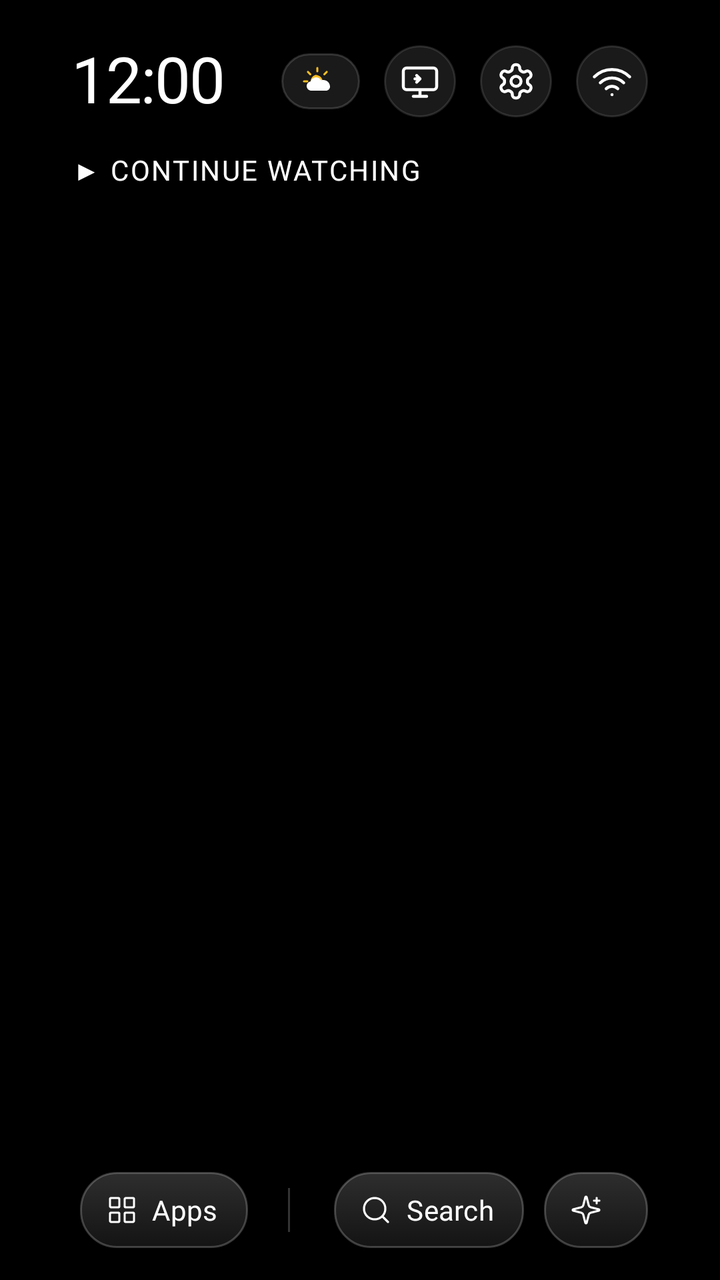
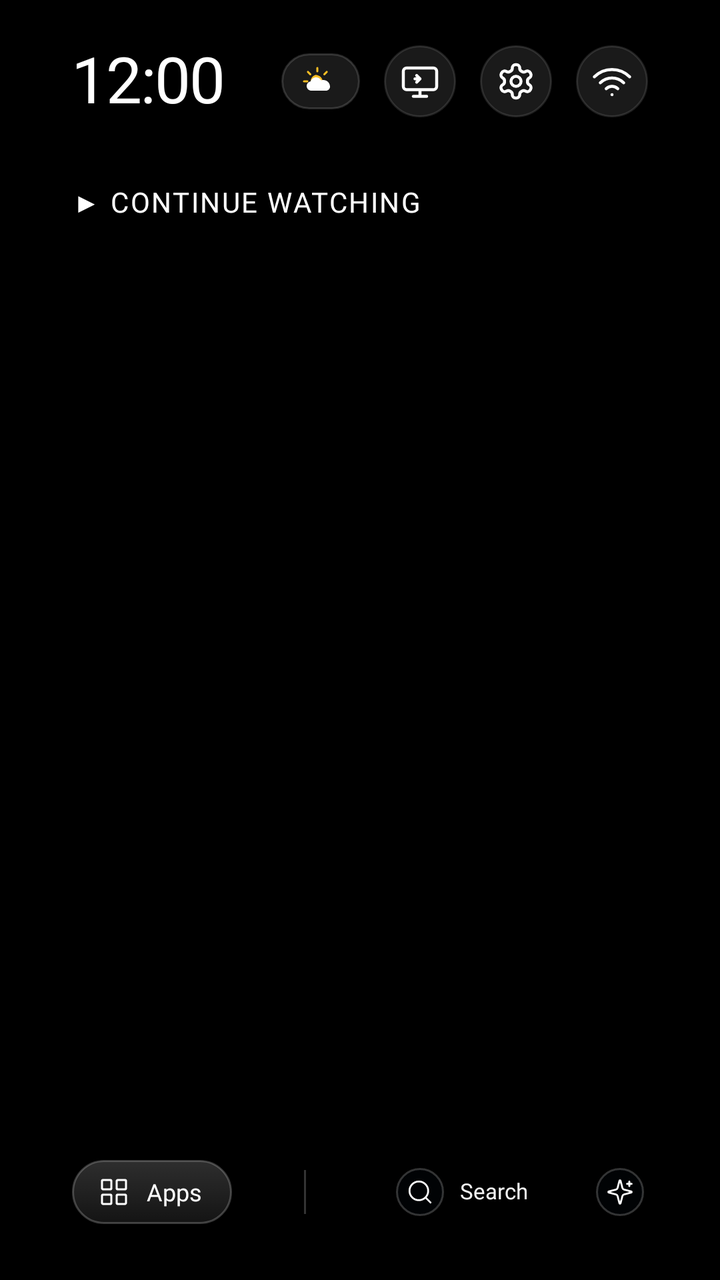

Two renders of the same Android screen: before a commit and after it. Below are the layout's source before the change and the commit's diff.
<!-- AndroidManifest.xml: application theme Theme.TvHome -->
<!-- res/layout/activity_main.xml -->
<?xml version="1.0" encoding="utf-8"?>
<FrameLayout xmlns:android="http://schemas.android.com/apk/res/android"
    android:id="@+id/root"
    android:layout_width="match_parent"
    android:layout_height="match_parent"
    android:background="@android:color/black">

    
    <ImageView
        android:id="@+id/wallpaper"
        android:layout_width="match_parent"
        android:layout_height="match_parent"
        android:scaleType="centerCrop"
        android:importantForAccessibility="no"
        android:visibility="gone" />

    <VideoView
        android:id="@+id/wallpaperVideo"
        android:layout_width="match_parent"
        android:layout_height="match_parent"
        android:importantForAccessibility="no"
        android:visibility="gone" />

    <View
        android:id="@+id/wallpaperDim"
        android:layout_width="match_parent"
        android:layout_height="match_parent"
        android:background="#2E000000"
        android:importantForAccessibility="no"
        android:visibility="gone" />

    <View
        android:id="@+id/scrimTop"
        android:layout_width="match_parent"
        android:layout_height="@dimen/scrim_top_height"
        android:layout_gravity="top"
        android:background="@drawable/scrim_top" />

    <View
        android:id="@+id/scrimBottom"
        android:layout_width="match_parent"
        android:layout_height="@dimen/scrim_bottom_height"
        android:layout_gravity="bottom"
        android:background="@drawable/scrim_bottom" />

    <LinearLayout
        android:layout_width="match_parent"
        android:layout_height="match_parent"
        android:orientation="vertical"
        android:paddingStart="@dimen/screen_padding_horizontal"
        android:paddingEnd="@dimen/screen_padding_horizontal"
        android:paddingTop="@dimen/screen_padding_top"
        android:paddingBottom="16dp"
        android:clipChildren="false"
        android:clipToPadding="false">

        
        <LinearLayout
            android:layout_width="match_parent"
            android:layout_height="wrap_content"
            android:orientation="horizontal"
            android:gravity="center_vertical">

            <LinearLayout
                android:layout_width="0dp"
                android:layout_height="wrap_content"
                android:layout_weight="1"
                android:orientation="horizontal"
                android:gravity="center_vertical">

                <TextClock
                    android:id="@+id/clock"
                    android:layout_width="wrap_content"
                    android:layout_height="wrap_content"
                    android:textColor="@color/text_primary"
                    android:textSize="32sp"
                    android:fontFamily="@font/outfit"
                    android:fontVariationSettings="'wght' 300"
                    android:letterSpacing="-0.02"
                    android:includeFontPadding="false"
                    android:format12Hour="h:mm"
                    android:format24Hour="H:mm"
                    android:singleLine="true" />

                <TextView
                    android:id="@+id/date"
                    android:layout_width="wrap_content"
                    android:layout_height="wrap_content"
                    android:layout_marginStart="14dp"
                    android:textColor="@color/text_secondary"
                    android:textSize="15sp"
                    android:fontFamily="@font/outfit"
                    android:fontVariationSettings="'wght' 400"
                    android:singleLine="true" />

                <LinearLayout
                    android:id="@+id/weatherPill"
                    android:layout_width="wrap_content"
                    android:layout_height="28dp"
                    android:layout_marginStart="14dp"
                    android:background="@drawable/weather_capsule_bg"
                    android:orientation="horizontal"
                    android:gravity="center_vertical"
                    android:paddingStart="9dp"
                    android:paddingEnd="11dp">

                    <ImageView
                        android:id="@+id/weatherIcon"
                        android:layout_width="18dp"
                        android:layout_height="18dp"
                        android:src="@drawable/ic_weather_sun_cloud"
                        android:scaleType="centerInside"
                        android:contentDescription="@null" />

                    <TextView
                        android:id="@+id/weatherText"
                        android:layout_width="wrap_content"
                        android:layout_height="wrap_content"
                        android:layout_marginStart="6dp"
                        android:textColor="@color/text_primary"
                        android:textSize="14sp"
                        android:fontFamily="@font/outfit"
                        android:fontVariationSettings="'wght' 400"
                        android:singleLine="true" />
                </LinearLayout>
            </LinearLayout>

            
            <LinearLayout
                android:id="@+id/topButtons"
                android:layout_width="wrap_content"
                android:layout_height="wrap_content"
                android:orientation="horizontal"
                android:gravity="center_vertical">

                <FrameLayout
                    android:id="@+id/btnInputs"
                    android:layout_width="36dp"
                    android:layout_height="36dp"
                    android:layout_marginStart="12dp"
                    android:background="@drawable/top_bar_btn_bg"
                    android:focusable="true"
                    android:clickable="true"
                    android:contentDescription="@string/inputs">

                    <ImageView
                        android:layout_width="20dp"
                        android:layout_height="20dp"
                        android:layout_gravity="center"
                        android:scaleType="centerInside"
                        android:tint="#FFFFFFFF"
                        android:src="@drawable/ic_input" />
                </FrameLayout>

                <FrameLayout
                    android:id="@+id/btnSettings"
                    android:layout_width="36dp"
                    android:layout_height="36dp"
                    android:layout_marginStart="12dp"
                    android:background="@drawable/top_bar_btn_bg"
                    android:focusable="true"
                    android:clickable="true"
                    android:contentDescription="@string/settings">

                    <ImageView
                        android:layout_width="20dp"
                        android:layout_height="20dp"
                        android:layout_gravity="center"
                        android:scaleType="centerInside"
                        android:tint="#FFFFFFFF"
                        android:src="@drawable/ic_settings" />
                </FrameLayout>

                <FrameLayout
                    android:id="@+id/btnWifi"
                    android:layout_width="36dp"
                    android:layout_height="36dp"
                    android:layout_marginStart="12dp"
                    android:background="@drawable/top_bar_btn_bg"
                    android:focusable="true"
                    android:clickable="true"
                    android:contentDescription="@string/wifi">

                    <ImageView
                        android:layout_width="20dp"
                        android:layout_height="20dp"
                        android:layout_gravity="center"
                        android:scaleType="centerInside"
                        android:tint="#FFFFFFFF"
                        android:src="@drawable/ic_wifi" />
                </FrameLayout>
            </LinearLayout>
        </LinearLayout>

        
        <TextView
            android:id="@+id/topShelfLabel"
            style="@style/SectionLabel"
            android:layout_marginTop="16dp"
            android:layout_marginBottom="8dp"
            android:gravity="center_vertical"
            android:textSize="14sp"
            android:letterSpacing="0.06"
            android:fontVariationSettings="'wght' 600"
            android:textColor="@color/text_primary"
            android:text="@string/top_shelf_title" />

        <LinearLayout
            android:id="@+id/topShelfRow"
            android:layout_width="wrap_content"
            android:layout_height="wrap_content"
            android:orientation="horizontal"
            android:clipChildren="false"
            android:clipToPadding="false" />

        
        <Space
            android:layout_width="match_parent"
            android:layout_height="0dp"
            android:layout_weight="1" />

        
        <LinearLayout
            android:id="@+id/dockRow"
            android:layout_width="wrap_content"
            android:layout_height="wrap_content"
            android:layout_gravity="center_horizontal"
            android:orientation="horizontal"
            android:gravity="top"
            android:clipChildren="false"
            android:clipToPadding="false" />

        
        <LinearLayout
            android:id="@+id/bottomBar"
            android:layout_width="match_parent"
            android:layout_height="wrap_content"
            android:layout_marginTop="14dp"
            android:orientation="horizontal"
            android:gravity="center_vertical"
            android:paddingStart="4dp">

            <TextView
                android:id="@+id/btnApps"
                style="@style/TopButton"
                android:layout_marginStart="0dp"
                android:layout_height="38dp"
                android:textSize="14sp"
                android:drawableStart="@drawable/ic_apps"
                android:text="@string/nav_apps" />

            <View
                android:layout_width="1dp"
                android:layout_height="22dp"
                android:layout_marginStart="20dp"
                android:layout_marginEnd="12dp"
                android:background="@color/divider_faint" />

            <TextView
                android:id="@+id/btnSearch"
                style="@style/TopButton"
                android:layout_height="38dp"
                android:textSize="14sp"
                android:drawableStart="@drawable/ic_search"
                android:text="@string/nav_search" />

            <TextView
                android:id="@+id/btnPersonalize"
                style="@style/TopButton"
                android:layout_height="38dp"
                android:textSize="14sp"
                android:drawableStart="@drawable/ic_sparkle"
                android:text="@string/personalize" />

            <TextView
                android:id="@+id/btnThemes"
                style="@style/TopButton"
                android:layout_height="38dp"
                android:textSize="14sp"
                android:drawableStart="@drawable/ic_globe"
                android:text="@string/nav_themes" />

            <TextView
                android:id="@+id/btnWeather"
                style="@style/TopButton"
                android:layout_height="38dp"
                android:textSize="14sp"
                android:drawableStart="@drawable/ic_weather_sun_cloud"
                android:text="@string/weather_title" />
        </LinearLayout>
    </LinearLayout>
</FrameLayout>
<!-- resources referenced by this layout -->
<resources>
  <style name="TopButton">
          <item name="android:layout_width">wrap_content</item>
          <item name="android:layout_height">@dimen/pill_height</item>
          <item name="android:layout_marginStart">10dp</item>
          <item name="android:paddingStart">13dp</item>
          <item name="android:paddingEnd">15dp</item>
          <item name="android:gravity">center</item>
          <item name="android:background">@drawable/pill_bg</item>
          <item name="android:textColor">@drawable/pill_text</item>
          <item name="android:textSize">13.5sp</item>
          <item name="android:fontFamily">@font/outfit</item>
          <item name="android:letterSpacing">0.01</item>
          <item name="android:drawablePadding">7dp</item>
          <item name="android:drawableTint">@drawable/pill_text</item>
          <item name="android:focusable">true</item>
          <item name="android:clickable">true</item>
      </style>
  <!-- unchanged entries left out for length: 44 -->
</resources>

<!-- the commit's change to res/layout/activity_main.xml (unified diff, before → after) -->
@@ -50,7 +50,7 @@
         android:paddingStart="@dimen/screen_padding_horizontal"
         android:paddingEnd="@dimen/screen_padding_horizontal"
         android:paddingTop="@dimen/screen_padding_top"
-        android:paddingBottom="16dp"
+        android:paddingBottom="28dp"
         android:clipChildren="false"
         android:clipToPadding="false">
 
@@ -117,11 +117,13 @@
                         android:layout_width="wrap_content"
                         android:layout_height="wrap_content"
                         android:layout_marginStart="6dp"
+                        android:maxWidth="160dp"
                         android:textColor="@color/text_primary"
                         android:textSize="14sp"
                         android:fontFamily="@font/outfit"
                         android:fontVariationSettings="'wght' 400"
-                        android:singleLine="true" />
+                        android:singleLine="true"
+                        android:ellipsize="end" />
                 </LinearLayout>
             </LinearLayout>
 
@@ -148,7 +150,8 @@
                         android:layout_height="20dp"
                         android:layout_gravity="center"
                         android:scaleType="centerInside"
-                        android:tint="#FFFFFFFF"
+                        android:duplicateParentState="true"
+                        android:tint="@drawable/pill_text"
                         android:src="@drawable/ic_input" />
                 </FrameLayout>
 
@@ -167,7 +170,8 @@
                         android:layout_height="20dp"
                         android:layout_gravity="center"
                         android:scaleType="centerInside"
-                        android:tint="#FFFFFFFF"
+                        android:duplicateParentState="true"
+                        android:tint="@drawable/pill_text"
                         android:src="@drawable/ic_settings" />
                 </FrameLayout>
 
@@ -186,7 +190,8 @@
                         android:layout_height="20dp"
                         android:layout_gravity="center"
                         android:scaleType="centerInside"
-                        android:tint="#FFFFFFFF"
+                        android:duplicateParentState="true"
+                        android:tint="@drawable/pill_text"
                         android:src="@drawable/ic_wifi" />
                 </FrameLayout>
             </LinearLayout>
@@ -196,7 +201,7 @@
         <TextView
             android:id="@+id/topShelfLabel"
             style="@style/SectionLabel"
-            android:layout_marginTop="16dp"
+            android:layout_marginTop="32dp"
             android:layout_marginBottom="8dp"
             android:gravity="center_vertical"
             android:textSize="14sp"
@@ -210,6 +215,7 @@
             android:layout_width="wrap_content"
             android:layout_height="wrap_content"
             android:orientation="horizontal"
+            android:gravity="center_vertical"
             android:clipChildren="false"
             android:clipToPadding="false" />
 
@@ -226,7 +232,7 @@
             android:layout_height="wrap_content"
             android:layout_gravity="center_horizontal"
             android:orientation="horizontal"
-            android:gravity="top"
+            android:gravity="bottom"
             android:clipChildren="false"
             android:clipToPadding="false" />
 
@@ -235,58 +241,117 @@
             android:id="@+id/bottomBar"
             android:layout_width="match_parent"
             android:layout_height="wrap_content"
-            android:layout_marginTop="14dp"
+            android:layout_marginTop="8dp"
             android:orientation="horizontal"
-            android:gravity="center_vertical"
-            android:paddingStart="4dp">
+            android:gravity="center_vertical">
 
             <TextView
                 android:id="@+id/btnApps"
-                style="@style/TopButton"
-                android:layout_marginStart="0dp"
-                android:layout_height="38dp"
-                android:textSize="14sp"
+                style="@style/AppsPill"
                 android:drawableStart="@drawable/ic_apps"
                 android:text="@string/nav_apps" />
 
             <View
+                android:id="@+id/bottomDivider1"
                 android:layout_width="1dp"
                 android:layout_height="22dp"
-                android:layout_marginStart="20dp"
-                android:layout_marginEnd="12dp"
+                android:layout_marginStart="36dp"
                 android:background="@color/divider_faint" />
 
-            <TextView
+            <LinearLayout
                 android:id="@+id/btnSearch"
-                style="@style/TopButton"
-                android:layout_height="38dp"
-                android:textSize="14sp"
-                android:drawableStart="@drawable/ic_search"
-                android:text="@string/nav_search" />
-
-            <TextView
+                style="@style/ToolButton"
+                android:layout_marginStart="45dp"
+                android:contentDescription="@string/nav_search">
+
+                <FrameLayout
+                    android:id="@+id/btnSearchCircle"
+                    style="@style/ToolCircle">
+
+                    <ImageView
+                        android:id="@+id/btnSearchIcon"
+                        style="@style/ToolIcon"
+                        android:src="@drawable/ic_search" />
+                </FrameLayout>
+
+                <TextView
+                    android:id="@+id/btnSearchLabel"
+                    style="@style/ToolLabel"
+                    android:text="@string/nav_search" />
+            </LinearLayout>
+
+            <LinearLayout
                 android:id="@+id/btnPersonalize"
-                style="@style/TopButton"
-                android:layout_height="38dp"
-                android:textSize="14sp"
-                android:drawableStart="@drawable/ic_sparkle"
-                android:text="@string/personalize" />
-
-            <TextView
+                style="@style/ToolButton"
+                android:layout_marginStart="34dp"
+                android:contentDescription="@string/personalize">
+
+                <FrameLayout
+                    android:id="@+id/btnPersonalizeCircle"
+                    style="@style/ToolCircle">
+
+                    <ImageView
+                        android:id="@+id/btnPersonalizeIcon"
+                        style="@style/ToolIcon"
+                        android:src="@drawable/ic_sparkle" />
+                </FrameLayout>
+
+                <TextView
+                    android:id="@+id/btnPersonalizeLabel"
+                    style="@style/ToolLabel"
+                    android:text="@string/personalize" />
+            </LinearLayout>
+
+            <View
+                android:id="@+id/bottomDivider2"
+                android:layout_width="1dp"
+                android:layout_height="22dp"
+                android:layout_marginStart="15dp"
+                android:background="@color/divider_faint" />
+
+            <LinearLayout
                 android:id="@+id/btnThemes"
-                style="@style/TopButton"
-                android:layout_height="38dp"
-                android:textSize="14sp"
-                android:drawableStart="@drawable/ic_globe"
-                android:text="@string/nav_themes" />
-
-            <TextView
+                style="@style/ToolButton"
+                android:layout_marginStart="18dp"
+                android:contentDescription="@string/nav_themes">
+
+                <FrameLayout
+                    android:id="@+id/btnThemesCircle"
+                    style="@style/ToolCircle">
+
+                    <ImageView
+                        android:id="@+id/btnThemesIcon"
+                        style="@style/ToolIcon"
+                        android:src="@drawable/ic_globe" />
+                </FrameLayout>
+
+                <TextView
+                    android:id="@+id/btnThemesLabel"
+                    style="@style/ToolLabel"
+                    android:text="@string/nav_themes" />
+            </LinearLayout>
+
+            <LinearLayout
                 android:id="@+id/btnWeather"
-                style="@style/TopButton"
-                android:layout_height="38dp"
-                android:textSize="14sp"
-                android:drawableStart="@drawable/ic_weather_sun_cloud"
-                android:text="@string/weather_title" />
+                style="@style/ToolButton"
+                android:layout_marginStart="32dp"
+                android:contentDescription="@string/weather_title">
+
+                <FrameLayout
+                    android:id="@+id/btnWeatherCircle"
+                    style="@style/ToolCircle">
+
+                    <ImageView
+                        android:id="@+id/btnWeatherIcon"
+                        style="@style/ToolIcon"
+                        android:src="@drawable/ic_weather_sun_cloud" />
+                </FrameLayout>
+
+                <TextView
+                    android:id="@+id/btnWeatherLabel"
+                    style="@style/ToolLabel"
+                    android:text="@string/weather_title" />
+            </LinearLayout>
         </LinearLayout>
     </LinearLayout>
 </FrameLayout>
<!-- resource entries referenced after the edit -->
@@ -1,5 +1,51 @@
 <!-- resources referenced by this layout -->
 <resources>
+  <style name="AppsPill" parent="TopButton">
+          <item name="android:layout_height">@dimen/apps_pill_height</item>
+          <item name="android:layout_marginStart">0dp</item>
+          <item name="android:minWidth">@dimen/apps_pill_min_width</item>
+          <item name="android:paddingStart">13dp</item>
+          <item name="android:paddingEnd">15dp</item>
+          <item name="android:drawablePadding">8dp</item>
+          <item name="android:textSize">12sp</item>
+      </style>
+  <style name="ToolButton">
+          <item name="android:layout_width">wrap_content</item>
+          <item name="android:layout_height">@dimen/tool_circle_size</item>
+          <item name="android:orientation">horizontal</item>
+          <item name="android:gravity">center_vertical</item>
+          <item name="android:background">@null</item>
+          <item name="android:focusable">true</item>
+          <item name="android:clickable">true</item>
+      </style>
+  <style name="ToolCircle">
+          <item name="android:layout_width">@dimen/tool_circle_size</item>
+          <item name="android:layout_height">@dimen/tool_circle_size</item>
+          <item name="android:background">@drawable/tool_circle_bg</item>
+          <item name="android:duplicateParentState">true</item>
+      </style>
+  <style name="ToolIcon">
+          <item name="android:layout_width">@dimen/tool_icon_size</item>
+          <item name="android:layout_height">@dimen/tool_icon_size</item>
+          <item name="android:layout_gravity">center</item>
+          <item name="android:scaleType">centerInside</item>
+          <item name="android:duplicateParentState">true</item>
+          <item name="android:contentDescription">@null</item>
+          <item name="android:importantForAccessibility">no</item>
+      </style>
+  <style name="ToolLabel">
+          <item name="android:layout_width">wrap_content</item>
+          <item name="android:layout_height">wrap_content</item>
+          <item name="android:layout_marginStart">@dimen/tool_label_gap</item>
+          <item name="android:singleLine">true</item>
+          <item name="android:ellipsize">end</item>
+          <item name="android:maxWidth">132dp</item>
+          <item name="android:includeFontPadding">false</item>
+          <item name="android:textColor">@color/text_secondary</item>
+          <item name="android:textSize">11sp</item>
+          <item name="android:fontFamily">@font/outfit</item>
+          <item name="android:duplicateParentState">true</item>
+      </style>
   <style name="TopButton">
           <item name="android:layout_width">wrap_content</item>
           <item name="android:layout_height">@dimen/pill_height</item>
@@ -7,6 +53,9 @@
           <item name="android:paddingStart">13dp</item>
           <item name="android:paddingEnd">15dp</item>
           <item name="android:gravity">center</item>
+          <item name="android:maxWidth">220dp</item>
+          <item name="android:singleLine">true</item>
+          <item name="android:ellipsize">end</item>
           <item name="android:background">@drawable/pill_bg</item>
           <item name="android:textColor">@drawable/pill_text</item>
           <item name="android:textSize">13.5sp</item>
@@ -17,6 +66,33 @@
           <item name="android:focusable">true</item>
           <item name="android:clickable">true</item>
       </style>
+  <dimen name="apps_pill_height">32dp</dimen>
+  <dimen name="apps_pill_min_width">78dp</dimen>
+  <dimen name="tool_circle_size">24dp</dimen>
+  <!-- drawable tool_circle_bg (drawable) -->
+  <?xml version="1.0" encoding="utf-8"?>
+  <selector xmlns:android="http://schemas.android.com/apk/res/android">
+      <item android:state_focused="true">
+          <shape android:shape="oval">
+              <solid android:color="#66070D17" />
+              <stroke android:width="2dp" android:color="#FF7DB8FF" />
+          </shape>
+      </item>
+      <item android:state_pressed="true">
+          <shape android:shape="oval">
+              <solid android:color="#80070D17" />
+              <stroke android:width="1dp" android:color="#66FFFFFF" />
+          </shape>
+      </item>
+      <item>
+          <shape android:shape="oval">
+              <solid android:color="#40070D17" />
+              <stroke android:width="1dp" android:color="#33FFFFFF" />
+          </shape>
+      </item>
+  </selector>
+  <dimen name="tool_icon_size">14dp</dimen>
+  <dimen name="tool_label_gap">8dp</dimen>
   <!-- unchanged entries left out for length: 44 -->
 </resources>
 
